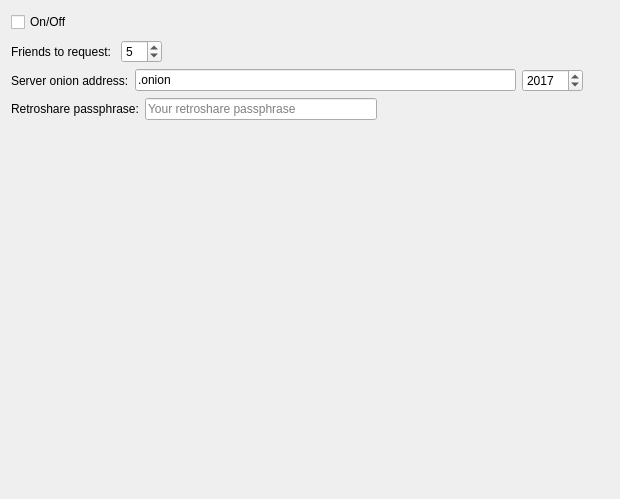
RetroShare/RetroShare, file retroshare-gui/src/gui/FriendServerControl.ui: the form before one commit.
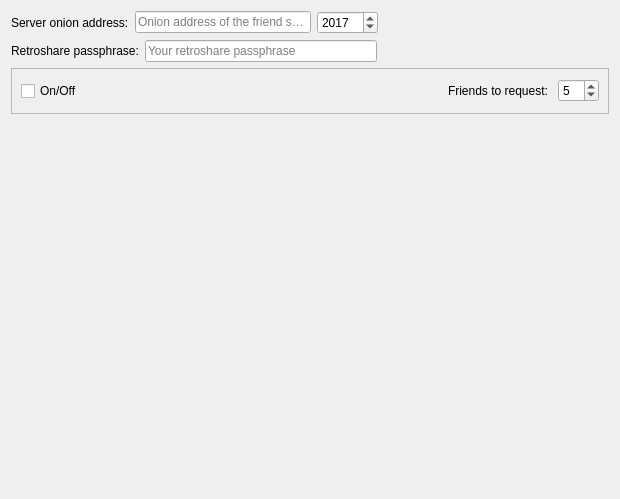
The form after the commit. Icons and pictures are not drawn.

What changed in the file:
```diff
--- a/retroshare-gui/src/gui/FriendServerControl.ui
+++ b/retroshare-gui/src/gui/FriendServerControl.ui
@@ -11,90 +11,9 @@
    </rect>
   </property>
   <layout class="QVBoxLayout" name="verticalLayout">
-   <item>
-    <layout class="QHBoxLayout" name="horizontalLayout_5">
-     <item>
-      <widget class="QCheckBox" name="friendServerOnOff_CB">
-       <property name="text">
-        <string>On/Off</string>
-       </property>
-      </widget>
-     </item>
-     <item>
-      <spacer name="horizontalSpacer_5">
-       <property name="orientation">
-        <enum>Qt::Horizontal</enum>
-       </property>
-       <property name="sizeHint" stdset="0">
-        <size>
-         <width>40</width>
-         <height>20</height>
-        </size>
-       </property>
-      </spacer>
-     </item>
-     <item>
-      <widget class="QToolButton" name="helpButton">
-       <property name="focusPolicy">
-        <enum>Qt::NoFocus</enum>
-       </property>
-       <property name="icon">
-        <iconset resource="images.qrc">
-         <normaloff>:/icons/help_64.png</normaloff>:/icons/help_64.png</iconset>
-       </property>
-       <property name="checkable">
-        <bool>true</bool>
-       </property>
-       <property name="checked">
-        <bool>false</bool>
-       </property>
-       <property name="autoRaise">
-        <bool>true</bool>
-       </property>
-      </widget>
-     </item>
-    </layout>
-   </item>
    <item>
     <layout class="QHBoxLayout" name="horizontalLayout_2">
      <item>
-      <widget class="QLabel" name="label_2">
-       <property name="text">
-        <string>Friends to request: </string>
-       </property>
-      </widget>
-     </item>
-     <item>
-      <widget class="QSpinBox" name="torServerFriendsToRequest_SB">
-       <property name="minimum">
-        <number>1</number>
-       </property>
-       <property name="maximum">
-        <number>15</number>
-       </property>
-       <property name="value">
-        <number>5</number>
-       </property>
-      </widget>
-     </item>
-     <item>
-      <spacer name="horizontalSpacer">
-       <property name="orientation">
-        <enum>Qt::Horizontal</enum>
-       </property>
-       <property name="sizeHint" stdset="0">
-        <size>
-         <width>40</width>
-         <height>20</height>
-        </size>
-       </property>
-      </spacer>
-     </item>
-    </layout>
-   </item>
-   <item>
-    <layout class="QHBoxLayout" name="horizontalLayout">
-     <item>
       <widget class="QLabel" name="label">
        <property name="text">
         <string>Server onion address:</string>
@@ -112,9 +31,6 @@
        <property name="toolTip">
         <string>&lt;html&gt;&lt;head/&gt;&lt;body&gt;&lt;p&gt;Enter here the onion address of the Friend Server that was given to you. The address will be automatically checked after you enter it and a green bullet will appear if the server is online.&lt;/p&gt;&lt;/body&gt;&lt;/html&gt;</string>
        </property>
-       <property name="text">
-        <string>.onion</string>
-       </property>
        <property name="placeholderText">
         <string>Onion address of the friend server</string>
        </property>
@@ -150,6 +66,39 @@
        </property>
       </widget>
      </item>
+     <item>
+      <spacer name="horizontalSpacer">
+       <property name="orientation">
+        <enum>Qt::Horizontal</enum>
+       </property>
+       <property name="sizeHint" stdset="0">
+        <size>
+         <width>40</width>
+         <height>20</height>
+        </size>
+       </property>
+      </spacer>
+     </item>
+     <item>
+      <widget class="QToolButton" name="helpButton">
+       <property name="focusPolicy">
+        <enum>Qt::NoFocus</enum>
+       </property>
+       <property name="icon">
+        <iconset resource="icons.qrc">
+         <normaloff>:/icons/help_64.png</normaloff>:/icons/help_64.png</iconset>
+       </property>
+       <property name="checkable">
+        <bool>true</bool>
+       </property>
+       <property name="checked">
+        <bool>false</bool>
+       </property>
+       <property name="autoRaise">
+        <bool>true</bool>
+       </property>
+      </widget>
+     </item>
     </layout>
    </item>
    <item>
@@ -195,6 +144,58 @@
      </item>
     </layout>
    </item>
+   <item>
+    <widget class="QFrame" name="frame">
+     <property name="frameShape">
+      <enum>QFrame::StyledPanel</enum>
+     </property>
+     <property name="frameShadow">
+      <enum>QFrame::Raised</enum>
+     </property>
+     <layout class="QHBoxLayout" name="horizontalLayout_3">
+      <item>
+       <widget class="QCheckBox" name="friendServerOnOff_CB">
+        <property name="text">
+         <string>On/Off</string>
+        </property>
+       </widget>
+      </item>
+      <item>
+       <spacer name="horizontalSpacer_5">
+        <property name="orientation">
+         <enum>Qt::Horizontal</enum>
+        </property>
+        <property name="sizeHint" stdset="0">
+         <size>
+          <width>302</width>
+          <height>26</height>
+         </size>
+        </property>
+       </spacer>
+      </item>
+      <item>
+       <widget class="QLabel" name="label_2">
+        <property name="text">
+         <string>Friends to request: </string>
+        </property>
+       </widget>
+      </item>
+      <item>
+       <widget class="QSpinBox" name="torServerFriendsToRequest_SB">
+        <property name="minimum">
+         <number>1</number>
+        </property>
+        <property name="maximum">
+         <number>15</number>
+        </property>
+        <property name="value">
+         <number>5</number>
+        </property>
+       </widget>
+      </item>
+     </layout>
+    </widget>
+   </item>
    <item>
     <spacer name="verticalSpacer">
      <property name="orientation">
```
Left out of the diff: 5 changed lines with no effect on the pictures.
